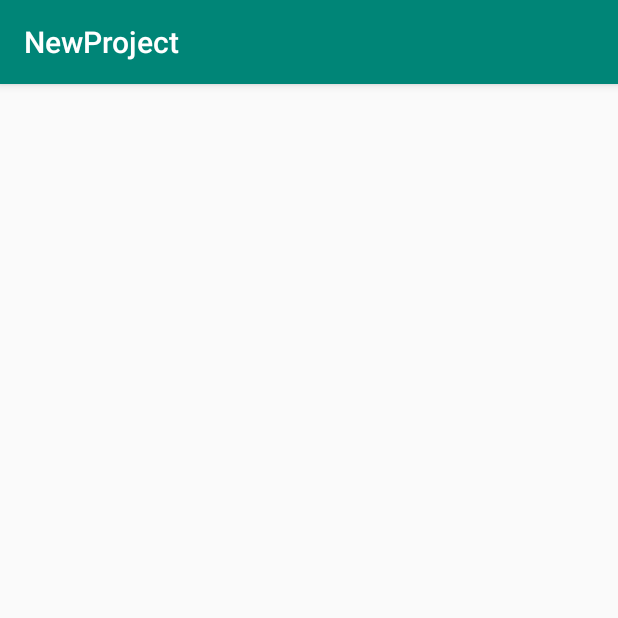
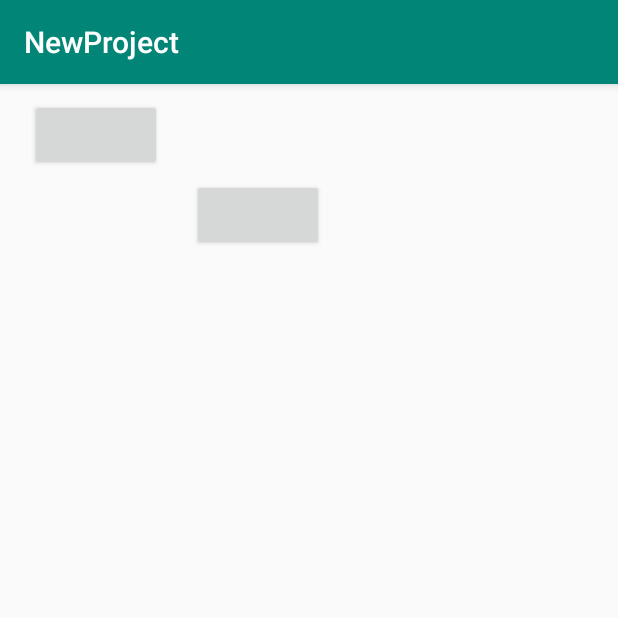
Before and after one commit to 1987200988/NewProject, an Android app: the NewsActivity screen opened directly, with no data from a screen before it, on a phone screen of 412 x 824 dp, the top half of it. Run offline under Robolectric (Android 15) with nearby library versions, the phone set to English and light mode, and no system bars; our stand-ins replace RxJava, data binding; network calls fail.

Commit message:
livedata-viewmodel

```diff
--- a/app/build.gradle
+++ b/app/build.gradle
@@ -36,6 +36,10 @@ dependencies {
     //UI
     implementation 'androidx.viewpager2:viewpager2:1.0.0-alpha01'
 
+    implementation "android.arch.lifecycle:runtime:1.1.1"
+    implementation "android.arch.lifecycle:extensions:1.1.1"
+    annotationProcessor "android.arch.lifecycle:compiler:1.1.1"
+
     //网络库
     implementation "io.reactivex.rxjava2:rxjava:2.1.0" // 必要rxjava2依赖
     implementation "io.reactivex.rxjava2:rxandroid:2.0.1" // 必要rxandrroid依赖，切线程时需要用到
--- a/app/src/main/java/com/baidu/isoft/newproject/business/news/NewsActivity.java
+++ b/app/src/main/java/com/baidu/isoft/newproject/business/news/NewsActivity.java
@@ -7,6 +7,8 @@ import com.baidu.isoft.newproject.R;
 
 import androidx.appcompat.app.AppCompatActivity;
 import android.os.Bundle;
+import androidx.lifecycle.Observer;
+import androidx.lifecycle.ViewModelProviders;
 
 public class NewsActivity extends AppCompatActivity {
 
@@ -14,5 +16,25 @@ public class NewsActivity extends AppCompatActivity {
     protected void onCreate(Bundle savedInstanceState) {
         super.onCreate(savedInstanceState);
         setContentView(R.layout.activity_news);
+
+
+        //下面为android封装好的单例也可以自己封装
+        StatusModel statusModel = ViewModelProviders.of(this).get(StatusModel.class);
+
+        statusModel.a.observe(this,new Observer<Double>() {
+            @Override
+            public void onChanged(Double aDouble) {
+
+
+            }
+        });
+
+//        statusModel.getInstance().a.observe(this, new Observer<Double>() {
+//            @Override
+//            public void onChanged(Double aDouble) {
+//
+//            }
+//        });
+
     }
 }
--- a/app/src/main/java/com/baidu/isoft/newproject/business/news/NewsModel.java
+++ b/app/src/main/java/com/baidu/isoft/newproject/business/news/NewsModel.java
@@ -4,4 +4,6 @@
 package com.baidu.isoft.newproject.business.news;
 
 public class NewsModel {
+
+
 }
--- a/app/src/main/java/com/baidu/isoft/newproject/business/news/NewsViewModel.java
+++ b/app/src/main/java/com/baidu/isoft/newproject/business/news/NewsViewModel.java
@@ -4,4 +4,13 @@
 package com.baidu.isoft.newproject.business.news;
 
 public class NewsViewModel {
+
+    public NewsViewModel(){
+
+
+    }
+
+
+
+
 }
--- /dev/null
+++ b/app/src/main/java/com/baidu/isoft/newproject/business/news/StatusModel.java
@@ -0,0 +1,36 @@
+
+package com.baidu.isoft.newproject.business.news;
+
+import androidx.lifecycle.MutableLiveData;
+import androidx.lifecycle.ViewModel;
+import io.reactivex.disposables.CompositeDisposable;
+
+public class StatusModel extends ViewModel {
+
+
+    public MutableLiveData<Double> a = new MutableLiveData<>();
+
+
+    public MutableLiveData<Double> b = new MutableLiveData<>();
+
+
+    public MutableLiveData<Float> c = new MutableLiveData<>();
+
+
+    public MutableLiveData<Boolean> d = new MutableLiveData<>();
+
+
+
+
+    public static StatusModel getInstance() {
+        return StatusModelHolder.instance;
+    }
+
+    private static class StatusModelHolder{
+        private static final StatusModel instance = new StatusModel();
+    }
+
+
+
+
+}
--- a/app/src/main/res/layout/activity_main.xml
+++ b/app/src/main/res/layout/activity_main.xml
@@ -1,6 +1,5 @@
 <?xml version="1.0" encoding="utf-8"?>
 <!--
-  ~ Copyright (C) 2019 Baidu, Inc. All Rights Reserved.
   -->
 <layout
         xmlns:android="http://schemas.android.com/apk/res/android"
--- a/app/src/main/res/layout/activity_news.xml
+++ b/app/src/main/res/layout/activity_news.xml
@@ -1,13 +1,52 @@
 <?xml version="1.0" encoding="utf-8"?>
-<!--
-  ~ Copyright (C) 2019 Baidu, Inc. All Rights Reserved.
-  -->
-<androidx.constraintlayout.widget.ConstraintLayout
+
+<layout
         xmlns:android="http://schemas.android.com/apk/res/android"
         xmlns:tools="http://schemas.android.com/tools"
         xmlns:app="http://schemas.android.com/apk/res-auto"
-        android:layout_width="match_parent"
-        android:layout_height="match_parent"
-        tools:context=".business.joke.news.NewsActivity">
+        >
+    <data>
+
+        <variable
+                name="mainFunction"
+                type="com.baidu.isoft.newproject.bean.MainFunctionBean" />
+    </data>
+
+    <androidx.constraintlayout.widget.ConstraintLayout
+            android:layout_width="match_parent"
+            android:layout_height="match_parent"
+            tools:context=".MainActivity">
+
+        <Button
+                android:layout_width="wrap_content"
+                android:layout_height="wrap_content"
+                android:id="@+id/joke_activity"
+                app:layout_constraintLeft_toLeftOf="parent"
+                app:layout_constraintTop_toTopOf="parent"
+                android:layout_marginLeft="20dp"
+                android:layout_marginTop="10dp"
+
+                android:text="@{mainFunction.jokeField}"
+
+                />
+
+        <Button
+                android:layout_width="wrap_content"
+                android:layout_height="wrap_content"
+                android:id="@+id/news_activity"
+                app:layout_constraintLeft_toRightOf="@+id/joke_activity"
+                app:layout_constraintTop_toBottomOf="@+id/joke_activity"
+                android:layout_marginLeft="20dp"
+                android:layout_marginTop="5dp"
+                android:text="@{mainFunction.newsField}"
+
+                />
+
+
+
+
+
+
 
 </androidx.constraintlayout.widget.ConstraintLayout>
+</layout>
```
